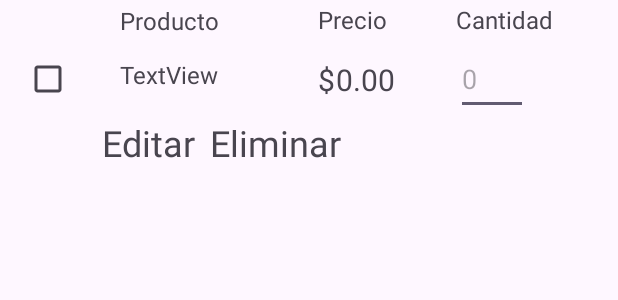
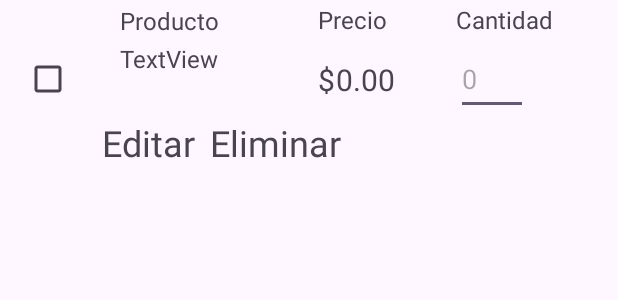
Before and after one commit to UlisesRS1/AppShopList, an Android app: the layout list_element.xml on its own in the app's theme, with its tools: preview values and no code run, on a phone screen of 412 x 824 dp. Shown: the top 300 px of the screen. Run offline under Robolectric (Android 15) with nearby library versions, the phone set to English and light mode, and no system bars.

Commit message:
correcion en list element

```diff
--- a/app/src/main/res/layout/list_element.xml
+++ b/app/src/main/res/layout/list_element.xml
@@ -129,8 +129,8 @@
 
     <TextView
         android:id="@+id/txtNombreDelProductoCheck"
-        android:layout_width="89dp"
-        android:layout_height="29dp"
+        android:layout_width="100dp"
+        android:layout_height="50dp"
         android:layout_marginStart="16dp"
         android:text="TextView"
         android:textSize="16sp"
```
